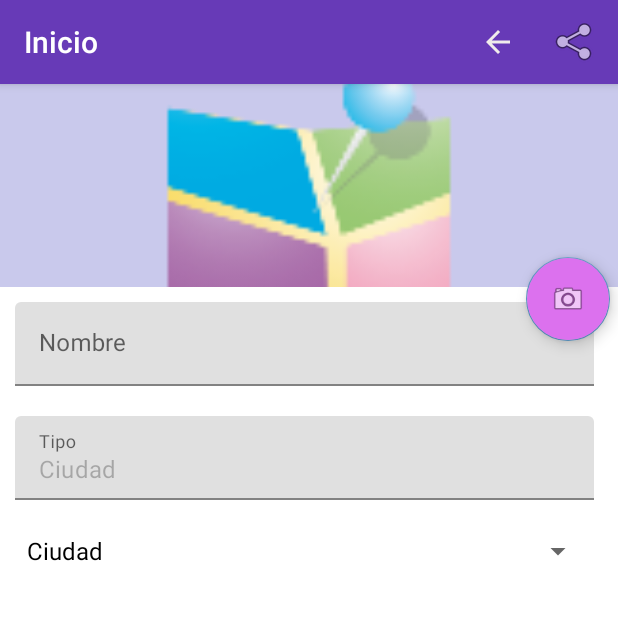
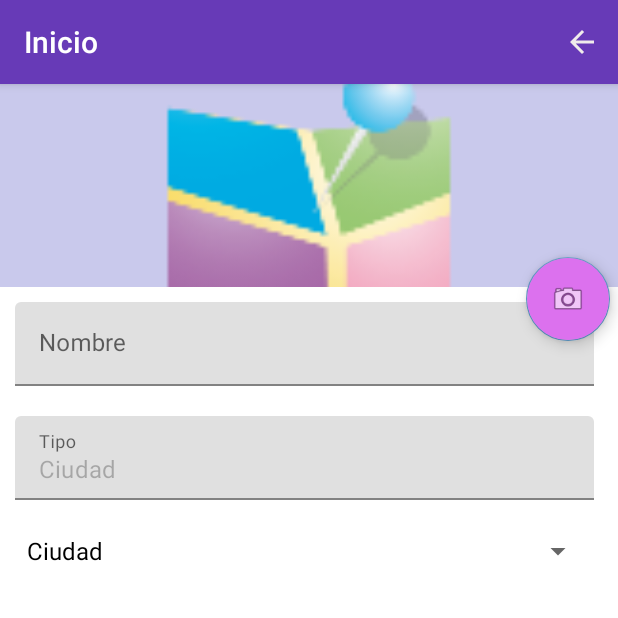
Before and after one commit to joseluisgs/MisLugares2019, an Android app: the fragment LugarDetalleFragment placed in its activity, on a phone screen of 412 x 824 dp, the top half of it. Run offline under Robolectric (Android 15) with nearby library versions, the phone set to English and light mode, and no system bars; our stand-ins replace navigation-ui; libraries missing offline, so code that uses them is left out: com.karumi.dexter; 5 statements that could not run were skipped.

Commit message:
Control por VOZ, retoques para ordenación inversa Ajuste de botones a nivel gráfico

```diff
--- a/app/src/main/java/com/example/mislugares/UI/lugares/LugarDetalleFragment.java
+++ b/app/src/main/java/com/example/mislugares/UI/lugares/LugarDetalleFragment.java
@@ -277,6 +277,7 @@ public class LugarDetalleFragment extends Fragment implements OnMapReadyCallback
     private void modoActualizar() {
         mostrarDatosLugar();
         iniciarSpiner();
+
         fabAccion.setImageResource(R.drawable.ic_actualizar);
         fabAccion.setBackgroundTintList(ColorStateList.valueOf(Color
                 .parseColor("#6699ff")));
@@ -294,6 +295,7 @@ public class LugarDetalleFragment extends Fragment implements OnMapReadyCallback
     // Modo visualizar
     private void modoVisualizar() {
         desactivarComponentesIU();
+        ((MainActivity) getActivity()).getMenu().findItem(R.id.menu_compartir_lugar).setVisible(true);
         mostrarDatosLugar();
         iniciarSpiner(); // Esto lo quietaré
         this.fabAccion.hide();
@@ -307,8 +309,10 @@ public class LugarDetalleFragment extends Fragment implements OnMapReadyCallback
 
         // Muestro los elementos de menú que quiero en este fragment
         // Menú
-        ((MainActivity) getActivity()).getMenu().findItem(R.id.menu_compartir_lugar).setVisible(true);
         ((MainActivity) getActivity()).getMenu().findItem(R.id.menu_atras).setVisible(true);
+        if(modo==VISUALIZAR){
+            ((MainActivity) getActivity()).getMenu().findItem(R.id.menu_compartir_lugar).setVisible(true);
+        }
 
         //Para ocultar el acceso al menú lateral
         //Se hace un getActivity haciendole un casting a MainActivity
@@ -603,7 +607,6 @@ public class LugarDetalleFragment extends Fragment implements OnMapReadyCallback
     private void iniciarMapa(){
         // Para Obtener el mapa dentro de un Fragment
         mPosicion = LocationServices.getFusedLocationProviderClient(getActivity());
-        supportMapFragment = SupportMapFragment.newInstance();
         FragmentManager fm =  getChildFragmentManager();/// getChildFragmentManager();
         supportMapFragment = (SupportMapFragment) fm.findFragmentById(R.id.mMap);
         if (supportMapFragment == null) {
--- a/app/src/main/res/layout/fragment_lugar_detalle.xml
+++ b/app/src/main/res/layout/fragment_lugar_detalle.xml
@@ -115,11 +115,9 @@
                 android:layout_centerHorizontal="true"
                 android:layout_marginTop="10dp"/>
 
-        <fragment xmlns:android="http://schemas.android.com/apk/res/android"
-                  xmlns:tools="http://schemas.android.com/tools"
-                  xmlns:map="http://schemas.android.com/apk/res-auto"
+        <fragment
                 android:layout_height="match_parent"
-                  android:layout_width="wrap_content"
+                android:layout_width="match_parent"
                 android:layout_marginBottom="5dp"
                 android:id="@+id/mMap"
                 tools:context="com.example.mislugares.UI.noticias.NoticiasFragment"
```
Lines whose indentation alone changed are shown as unchanged.
